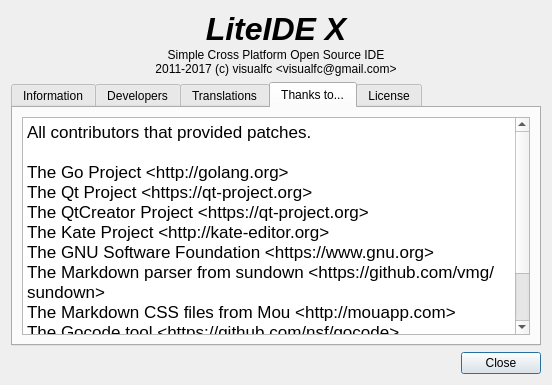
First picture: the form in liteidex/src/liteapp/aboutdialog.ui, repository visualfc/liteide, before the edit.
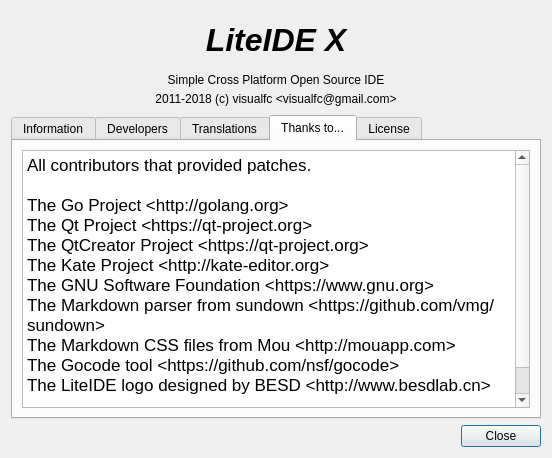
Second picture: the form after the edit. The open tabs and pages were chosen to show the change. Icons and pictures are not drawn.

The edit to the form file:
```diff
--- a/liteidex/src/liteapp/aboutdialog.ui
+++ b/liteidex/src/liteapp/aboutdialog.ui
@@ -7,7 +7,7 @@
     <x>0</x>
     <y>0</y>
     <width>552</width>
-    <height>373</height>
+    <height>458</height>
    </rect>
   </property>
   <property name="sizePolicy">
@@ -67,7 +67,7 @@
        <item>
         <widget class="QLabel" name="label_9">
          <property name="text">
-          <string notr="true">&lt;html&gt;&lt;head/&gt;&lt;body&gt;&lt;p&gt;2011-2017 (c) visualfc &amp;lt;visualfc@gmail.com&amp;gt;&lt;/p&gt;&lt;/body&gt;&lt;/html&gt;</string>
+          <string notr="true">&lt;html&gt;&lt;head/&gt;&lt;body&gt;&lt;p&gt;2011-2018 (c) visualfc &amp;lt;visualfc@gmail.com&amp;gt;&lt;/p&gt;&lt;/body&gt;&lt;/html&gt;</string>
          </property>
          <property name="alignment">
           <set>Qt::AlignCenter</set>
@@ -543,20 +543,20 @@
           <string notr="true">&lt;!DOCTYPE HTML PUBLIC &quot;-//W3C//DTD HTML 4.0//EN&quot; &quot;http://www.w3.org/TR/REC-html40/strict.dtd&quot;&gt;
 &lt;html&gt;&lt;head&gt;&lt;meta name=&quot;qrichtext&quot; content=&quot;1&quot; /&gt;&lt;style type=&quot;text/css&quot;&gt;
 p, li { white-space: pre-wrap; }
-&lt;/style&gt;&lt;/head&gt;&lt;body style=&quot; font-family:'SimSun'; font-size:9pt; font-weight:400; font-style:normal;&quot;&gt;
-&lt;p style=&quot; margin-top:0px; margin-bottom:0px; margin-left:0px; margin-right:0px; -qt-block-indent:0; text-indent:0px;&quot;&gt;&lt;span style=&quot; font-family:'.SF NS Text'; font-size:13pt;&quot;&gt;All contributors that provided patches.&lt;/span&gt;&lt;/p&gt;
-&lt;p style=&quot;-qt-paragraph-type:empty; margin-top:0px; margin-bottom:0px; margin-left:0px; margin-right:0px; -qt-block-indent:0; text-indent:0px; font-family:'.SF NS Text'; font-size:13pt;&quot;&gt;&lt;br /&gt;&lt;/p&gt;
-&lt;p style=&quot; margin-top:0px; margin-bottom:0px; margin-left:0px; margin-right:0px; -qt-block-indent:0; text-indent:0px;&quot;&gt;&lt;span style=&quot; font-family:'.SF NS Text'; font-size:13pt;&quot;&gt;The Go Project &amp;lt;http://golang.org&amp;gt;&lt;/span&gt;&lt;/p&gt;
-&lt;p style=&quot; margin-top:0px; margin-bottom:0px; margin-left:0px; margin-right:0px; -qt-block-indent:0; text-indent:0px;&quot;&gt;&lt;span style=&quot; font-family:'.SF NS Text'; font-size:13pt;&quot;&gt;The Qt Project &amp;lt;https://qt-project.org&amp;gt;&lt;/span&gt;&lt;/p&gt;
-&lt;p style=&quot; margin-top:0px; margin-bottom:0px; margin-left:0px; margin-right:0px; -qt-block-indent:0; text-indent:0px;&quot;&gt;&lt;span style=&quot; font-family:'.SF NS Text'; font-size:13pt;&quot;&gt;The QtCreator Project &amp;lt;https://qt-project.org&amp;gt;&lt;/span&gt;&lt;/p&gt;
-&lt;p style=&quot; margin-top:0px; margin-bottom:0px; margin-left:0px; margin-right:0px; -qt-block-indent:0; text-indent:0px;&quot;&gt;&lt;span style=&quot; font-family:'.SF NS Text'; font-size:13pt;&quot;&gt;The Kate Project &amp;lt;http://kate-editor.org&amp;gt;&lt;/span&gt;&lt;/p&gt;
-&lt;p style=&quot; margin-top:0px; margin-bottom:0px; margin-left:0px; margin-right:0px; -qt-block-indent:0; text-indent:0px;&quot;&gt;&lt;span style=&quot; font-family:'.SF NS Text'; font-size:13pt;&quot;&gt;The GNU Software Foundation &amp;lt;https://www.gnu.org&amp;gt;&lt;/span&gt;&lt;/p&gt;
-&lt;p style=&quot; margin-top:0px; margin-bottom:0px; margin-left:0px; margin-right:0px; -qt-block-indent:0; text-indent:0px;&quot;&gt;&lt;span style=&quot; font-family:'.SF NS Text'; font-size:13pt;&quot;&gt;The Markdown parser from sundown &amp;lt;https://github.com/vmg/sundown&amp;gt;&lt;/span&gt;&lt;/p&gt;
-&lt;p style=&quot; margin-top:0px; margin-bottom:0px; margin-left:0px; margin-right:0px; -qt-block-indent:0; text-indent:0px;&quot;&gt;&lt;span style=&quot; font-family:'.SF NS Text'; font-size:13pt;&quot;&gt;The Markdown CSS files from Mou &amp;lt;http://mouapp.com&amp;gt;&lt;/span&gt;&lt;/p&gt;
-&lt;p style=&quot; margin-top:0px; margin-bottom:0px; margin-left:0px; margin-right:0px; -qt-block-indent:0; text-indent:0px;&quot;&gt;&lt;span style=&quot; font-family:'.SF NS Text'; font-size:13pt;&quot;&gt;The Gocode tool &amp;lt;https://github.com/nsf/gocode&amp;gt;&lt;/span&gt;&lt;/p&gt;
-&lt;p style=&quot; margin-top:0px; margin-bottom:0px; margin-left:0px; margin-right:0px; -qt-block-indent:0; text-indent:0px;&quot;&gt;&lt;span style=&quot; font-family:'.SF NS Text'; font-size:13pt;&quot;&gt;The LiteIDE logo designed by BESD &amp;lt;http://www.besdlab.cn&amp;gt;&lt;/span&gt;&lt;/p&gt;
-&lt;p style=&quot;-qt-paragraph-type:empty; margin-top:0px; margin-bottom:0px; margin-left:0px; margin-right:0px; -qt-block-indent:0; text-indent:0px; font-family:'.SF NS Text'; font-size:13pt;&quot;&gt;&lt;br /&gt;&lt;/p&gt;
-&lt;p style=&quot; margin-top:0px; margin-bottom:0px; margin-left:0px; margin-right:0px; -qt-block-indent:0; text-indent:0px;&quot;&gt;&lt;span style=&quot; font-family:'.SF NS Text'; font-size:13pt;&quot;&gt;Last, but not least, the open-source community.&lt;/span&gt;&lt;/p&gt;&lt;/body&gt;&lt;/html&gt;</string>
+&lt;/style&gt;&lt;/head&gt;&lt;body style=&quot; font-family:'.SF NS Text'; font-size:13pt; font-weight:400; font-style:normal;&quot;&gt;
+&lt;p style=&quot; margin-top:0px; margin-bottom:0px; margin-left:0px; margin-right:0px; -qt-block-indent:0; text-indent:0px;&quot;&gt;All contributors that provided patches.&lt;/p&gt;
+&lt;p style=&quot;-qt-paragraph-type:empty; margin-top:0px; margin-bottom:0px; margin-left:0px; margin-right:0px; -qt-block-indent:0; text-indent:0px;&quot;&gt;&lt;br /&gt;&lt;/p&gt;
+&lt;p style=&quot; margin-top:0px; margin-bottom:0px; margin-left:0px; margin-right:0px; -qt-block-indent:0; text-indent:0px;&quot;&gt;The Go Project &amp;lt;http://golang.org&amp;gt;&lt;/p&gt;
+&lt;p style=&quot; margin-top:0px; margin-bottom:0px; margin-left:0px; margin-right:0px; -qt-block-indent:0; text-indent:0px;&quot;&gt;The Qt Project &amp;lt;https://qt-project.org&amp;gt;&lt;/p&gt;
+&lt;p style=&quot; margin-top:0px; margin-bottom:0px; margin-left:0px; margin-right:0px; -qt-block-indent:0; text-indent:0px;&quot;&gt;The QtCreator Project &amp;lt;https://qt-project.org&amp;gt;&lt;/p&gt;
+&lt;p style=&quot; margin-top:0px; margin-bottom:0px; margin-left:0px; margin-right:0px; -qt-block-indent:0; text-indent:0px;&quot;&gt;The Kate Project &amp;lt;http://kate-editor.org&amp;gt;&lt;/p&gt;
+&lt;p style=&quot; margin-top:0px; margin-bottom:0px; margin-left:0px; margin-right:0px; -qt-block-indent:0; text-indent:0px;&quot;&gt;The GNU Software Foundation &amp;lt;https://www.gnu.org&amp;gt;&lt;/p&gt;
+&lt;p style=&quot; margin-top:0px; margin-bottom:0px; margin-left:0px; margin-right:0px; -qt-block-indent:0; text-indent:0px;&quot;&gt;The Markdown parser from sundown &amp;lt;https://github.com/vmg/sundown&amp;gt;&lt;/p&gt;
+&lt;p style=&quot; margin-top:0px; margin-bottom:0px; margin-left:0px; margin-right:0px; -qt-block-indent:0; text-indent:0px;&quot;&gt;The Markdown CSS files from Mou &amp;lt;http://mouapp.com&amp;gt;&lt;/p&gt;
+&lt;p style=&quot; margin-top:0px; margin-bottom:0px; margin-left:0px; margin-right:0px; -qt-block-indent:0; text-indent:0px;&quot;&gt;The Gocode tool &amp;lt;https://github.com/nsf/gocode&amp;gt;&lt;/p&gt;
+&lt;p style=&quot; margin-top:0px; margin-bottom:0px; margin-left:0px; margin-right:0px; -qt-block-indent:0; text-indent:0px;&quot;&gt;The LiteIDE logo designed by BESD &amp;lt;http://www.besdlab.cn&amp;gt;&lt;/p&gt;
+&lt;p style=&quot;-qt-paragraph-type:empty; margin-top:0px; margin-bottom:0px; margin-left:0px; margin-right:0px; -qt-block-indent:0; text-indent:0px;&quot;&gt;&lt;br /&gt;&lt;/p&gt;
+&lt;p style=&quot; margin-top:0px; margin-bottom:0px; margin-left:0px; margin-right:0px; -qt-block-indent:0; text-indent:0px;&quot;&gt;Last, but not least, the open-source community.&lt;/p&gt;&lt;/body&gt;&lt;/html&gt;</string>
          </property>
         </widget>
        </item>
```
Left out of the diff: 16 changed lines with no effect on the pictures.
